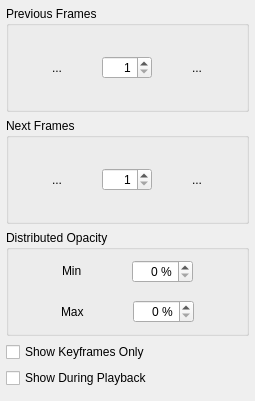
Before: the Qt Designer form app/ui/onionskin.ui in pencil2d/pencil, drawn with Qt 5.
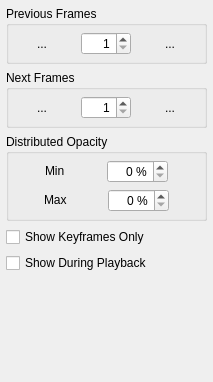
After: the same form once the commit is applied. Icons and pictures are not drawn.

Commit message: Fix QGroupBox margins and spacing

```diff
--- a/app/ui/onionskin.ui
+++ b/app/ui/onionskin.ui
@@ -6,8 +6,8 @@
    <rect>
     <x>0</x>
     <y>0</y>
-    <width>255</width>
-    <height>401</height>
+    <width>213</width>
+    <height>382</height>
    </rect>
   </property>
   <property name="minimumSize">
@@ -76,8 +76,8 @@
         <rect>
          <x>0</x>
          <y>0</y>
-         <width>255</width>
-         <height>380</height>
+         <width>213</width>
+         <height>361</height>
         </rect>
        </property>
        <property name="sizePolicy">
@@ -108,9 +108,15 @@
            <property name="sizeConstraint">
             <enum>QLayout::SetDefaultConstraint</enum>
            </property>
+           <property name="leftMargin">
+            <number>0</number>
+           </property>
            <property name="topMargin">
             <number>6</number>
            </property>
+           <property name="rightMargin">
+            <number>0</number>
+           </property>
            <property name="bottomMargin">
             <number>6</number>
            </property>
@@ -212,9 +218,15 @@
            <property name="sizeConstraint">
             <enum>QLayout::SetDefaultConstraint</enum>
            </property>
+           <property name="leftMargin">
+            <number>0</number>
+           </property>
            <property name="topMargin">
             <number>6</number>
            </property>
+           <property name="rightMargin">
+            <number>0</number>
+           </property>
            <property name="bottomMargin">
             <number>6</number>
            </property>
@@ -323,11 +335,17 @@
           </property>
           <layout class="QVBoxLayout" name="verticalLayout_2">
            <property name="spacing">
-            <number>10</number>
+            <number>6</number>
+           </property>
+           <property name="leftMargin">
+            <number>0</number>
            </property>
            <property name="topMargin">
             <number>6</number>
            </property>
+           <property name="rightMargin">
+            <number>0</number>
+           </property>
            <property name="bottomMargin">
             <number>6</number>
            </property>
@@ -471,6 +489,12 @@
           <property name="orientation">
            <enum>Qt::Vertical</enum>
           </property>
+          <property name="sizeHint" stdset="0">
+           <size>
+            <width>0</width>
+            <height>0</height>
+           </size>
+          </property>
          </spacer>
         </item>
        </layout>
```
The commit also changes 1 other file.
